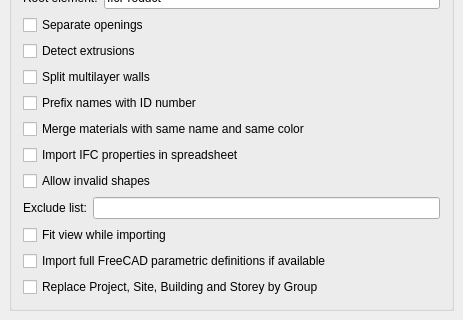
Qt form src/Mod/Arch/Resources/ui/preferences-ifc.ui (southseact-3d/fcd) before a commit; both pictures show x 0 to 463 and y 261 to 581 of the 463 by 581 pixel window.
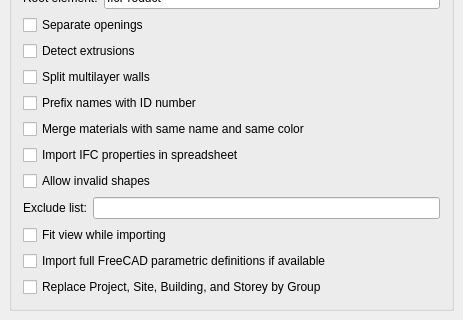
The same form after that commit. Custom widgets are drawn as their Qt base class.

```diff
--- a/src/Mod/Arch/Resources/ui/preferences-ifc.ui
+++ b/src/Mod/Arch/Resources/ui/preferences-ifc.ui
@@ -431,7 +431,7 @@
          <string>If this option is checked, the default Project, Site, Building and Storeys objects that are usually found in an IFC file are not imported, and all objects are placed in a Group. Buildings and Storeys are still imported if there is more than one.</string>
         </property>
         <property name="text">
-         <string>Replace Project, Site, Building and Storey by Group</string>
+         <string>Replace Project, Site, Building, and Storey by Group</string>
         </property>
         <property name="prefEntry" stdset="0">
          <cstring>ifcReplaceProject</cstring>
```
Left out of the diff: 4 changed lines with no effect on the pictures.
